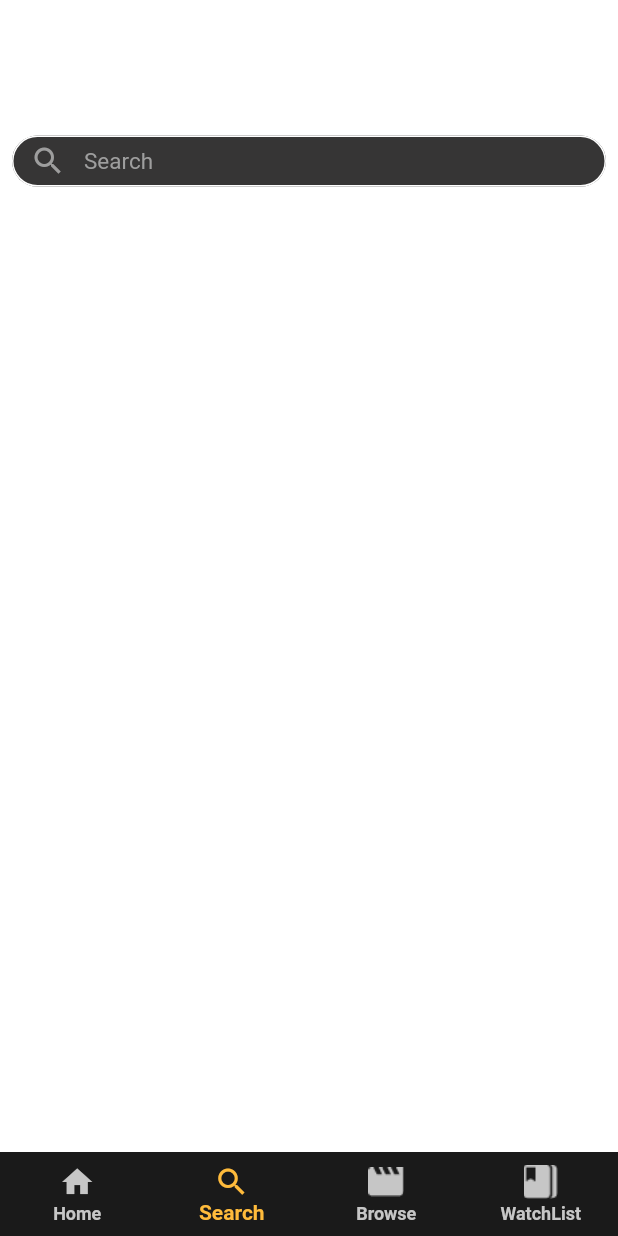
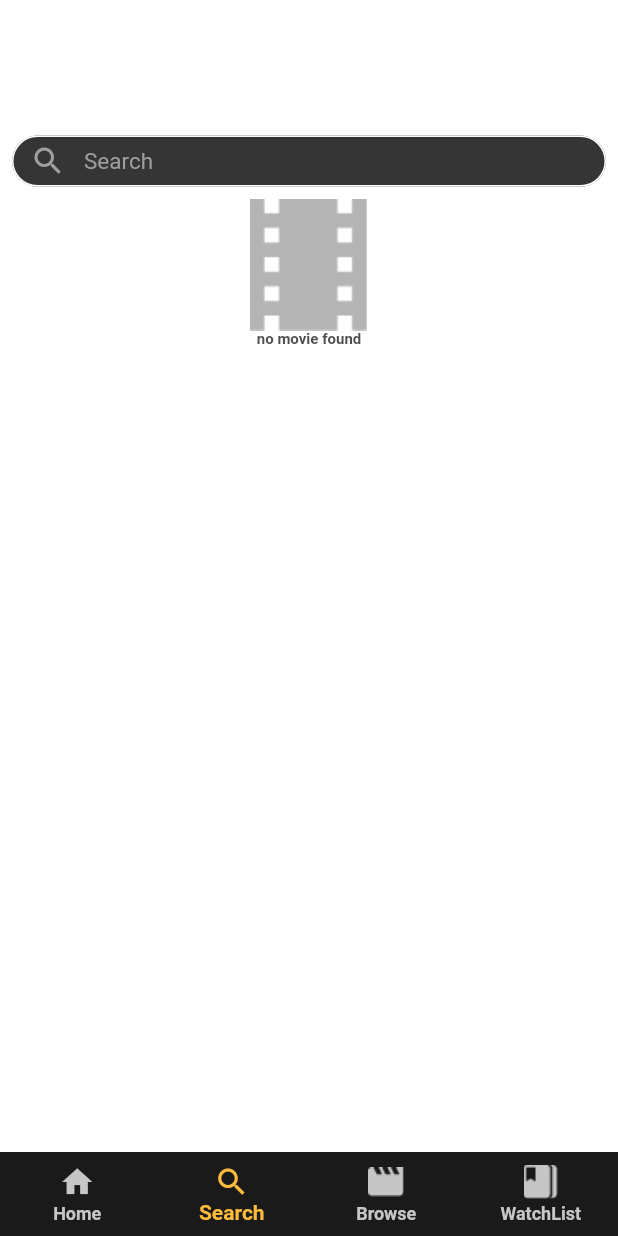
Before and after one commit to ayeldreney/movies-app, a Flutter app: the screen it shows after launch, item 2 of the bottom bar chosen, on a phone screen of 412 x 824 dp. Run offline on Flutter 3.47's test engine with Material 2 defaults, Android fonts, the phone set to English and light mode, and no system bars; network calls fail.

Commit message:
some frontend

```diff
--- a/lib/layout/homeScreen.dart
+++ b/lib/layout/homeScreen.dart
@@ -1,5 +1,5 @@
 import 'package:flutter/material.dart';
-import 'package:movies/screens/searchScreen.dart';
+import 'package:movies/modules/searchScreen.dart';
 import 'package:movies/screens/watchlist_screen.dart';
 
 import 'package:movies/list_of_movies.dart';
--- a/lib/modules/movies screens/Popular/popular_api.dart
+++ b/lib/modules/movies screens/Popular/popular_api.dart
@@ -25,7 +25,6 @@ class Popular_Container extends StatelessWidget {
           );
         }
         if (snapshot.data?.page != 1) {
-// server has code and message
           return Column(
             children: [
               Text(snapshot.data?.StatusMessage ?? ''),
--- /dev/null
+++ b/lib/modules/searchScreen.dart
@@ -0,0 +1,126 @@
+import 'package:flutter/material.dart';
+import 'package:movies/network/remote/api_manager.dart';
+
+import '../models/search_responce.dart';
+import '../mytheme/theme.dart';
+
+class Search extends StatefulWidget {
+  @override
+  State<Search> createState() => _SearchState();
+}
+
+class _SearchState extends State<Search> {
+  var textEditingcontroller = TextEditingController();
+  List<SourceSearchResponce> movies = [];
+
+  @override
+  Widget build(BuildContext context) {
+    return Column(
+      children: [
+        SizedBox(
+          height: MediaQuery.of(context).size.height / 10,
+        ),
+        Container(
+          padding: EdgeInsets.all(8.0),
+          color: Colors.transparent,
+          height: 50.0,
+          child: Row(
+            children: [
+              Flexible(
+                flex: 2,
+                child: TextField(
+                  onChanged: (value) {
+                    var text = textEditingcontroller.text;
+                    text = value;
+                  },
+                  controller: textEditingcontroller,
+                  style: TextStyle(color: Colors.white),
+                  decoration: InputDecoration(
+                      filled: true,
+                      fillColor: Color(0xff363535),
+                      contentPadding: EdgeInsets.symmetric(vertical: 0.0),
+                      enabledBorder: OutlineInputBorder(
+                        borderSide: BorderSide(
+                          width: 1,
+                          color: Colors.white,
+                        ),
+                        borderRadius: BorderRadius.circular(18.0),
+                      ),
+                      prefixIcon: Padding(
+                        padding: EdgeInsets.all(0.0),
+                        child: Icon(
+                          Icons.search,
+                          color: Colors.grey,
+                        ),
+                      ),
+                      hintText: 'Search',
+                      hintStyle: TextStyle(fontSize: 15.0, color: Colors.grey)),
+                ),
+              ),
+            ],
+          ),
+        ),
+        FutureBuilder(
+          future: ApiManager.Search(textEditingcontroller.text),
+          builder: (context, snapshot) {
+            if (snapshot.connectionState == ConnectionState.waiting) {
+              return Center(
+                child: CircularProgressIndicator(),
+              );
+            }
+            if (snapshot.data == null) {
+              return Column(
+                children: [
+                  Image(image: AssetImage('assets/images/nomoviefound.png')),
+                  Text("no movie found")
+                ],
+              );
+            }
+
+            return Expanded(
+              child: ListView.builder(
+                  itemCount: snapshot.data?.totalResults,
+                  itemBuilder: (context, index) => movieConatiner(
+                      "", "${snapshot.data?.results?[index].title}", "", "")),
+            );
+          },
+        ),
+      ],
+    );
+  }
+}
+
+Widget movieConatiner(
+        String imagepath, String moviename, String date, String author) =>
+    Column(
+      children: [
+        Row(
+          mainAxisAlignment: MainAxisAlignment.start,
+          children: [
+            Container(
+              child: Image(
+                image: AssetImage(imagepath), //api
+                width: 100,
+                height: 100,
+              ),
+            ),
+            SizedBox(
+              width: 20,
+            ),
+            Column(
+              children: [
+                Text(moviename),
+                Text(date),
+                Text(author),
+              ],
+            ),
+          ],
+        ),
+        const Divider(
+          height: 10,
+          color: Colors.white,
+          endIndent: 25,
+          indent: 25,
+        ),
+      ],
+    );
--- a/lib/network/remote/api_manager.dart
+++ b/lib/network/remote/api_manager.dart
@@ -79,10 +79,12 @@ class ApiManager {
 
     try {
       var response = await http.get(url);
+      print(response.statusCode);
       var bodyString = response.body;
       var json = jsonDecode(bodyString);
-      var search = SourceSearchResponce.fromJson(json);
-      return search;
+      SourceSearchResponce sourceSearchResponce =
+          SourceSearchResponce.fromJson(json);
+      return sourceSearchResponce;
     } catch (e) {
       print(e);
       throw e;
--- a/lib/screens/searchScreen.dart
+++ /dev/null
@@ -1,90 +0,0 @@
-import 'package:flutter/material.dart';
-
-import 'package:movies/mytheme/theme.dart';
-
-class Search extends StatelessWidget {
-  var textEditingcontroller = TextEditingController();
-  @override
-  Widget build(BuildContext context) {
-    return Column(
-      children: [
-        SizedBox(
-          height: MediaQuery.of(context).size.height / 10,
-        ),
-        Container(
-          padding: EdgeInsets.all(8.0),
-          color: Colors.transparent,
-          height: 50.0,
-          child: Row(
-            children: [
-              Flexible(
-                flex: 2,
-                child: Form(
-                  child: TextFormField(
-                    controller: textEditingcontroller,
-                    style: TextStyle(color: Colors.white),
-                    textAlign: TextAlign.left,
-                    decoration: InputDecoration(
-                        filled: true,
-                        fillColor: Color(0xff363535),
-                        contentPadding: EdgeInsets.symmetric(vertical: 0.0),
-                        enabledBorder: OutlineInputBorder(
-                          borderSide: BorderSide(
-                            width: 1,
-                            color: Colors.white,
-                          ),
-                          borderRadius: BorderRadius.circular(18.0),
-                        ),
-                        prefixIcon: Padding(
-                          padding: EdgeInsets.all(0.0),
-                          child: Icon(
-                            Icons.search,
-                            color: Colors.grey,
-                          ),
-                        ),
-                        hintText: 'Search',
-                        hintStyle:
-                            TextStyle(fontSize: 15.0, color: Colors.grey)),
-                  ),
-                ),
-              ),
-            ],
-          ),
-        ),
-      ],
-    );
-  }
-}
-
-Widget movieConatiner() => Column(
-      children: [
-        Row(
-          mainAxisAlignment: MainAxisAlignment.start,
-          children: [
-            Container(
-              child: Image(
-                image: AssetImage('assets/images/browse.png'), //api
-                width: 100,
-                height: 100,
-              ),
-            ),
-            SizedBox(
-              width: 20,
-            ),
-            Column(
-              children: [
-                Text("dsajdnaknda"), //api
-                Text("dsajdnaknda"), //api
-                Text("dsajdnaknda"), //api
-              ],
-            ),
-          ],
-        ),
-        Divider(
-          height: 10,
-          color: Colors.white,
-          endIndent: 25,
-          indent: 25,
-        ),
-      ],
-    );
```
Also changed, not shown: lib/modules/movies screens/Release_Latest/release_api.dart (+7 -2 lines), lib/screens/movie_detail_screen.dart (+18 -2 lines), assets/images/image_film.png (added), assets/images/nomoviefound.png (added), 6 other files.
